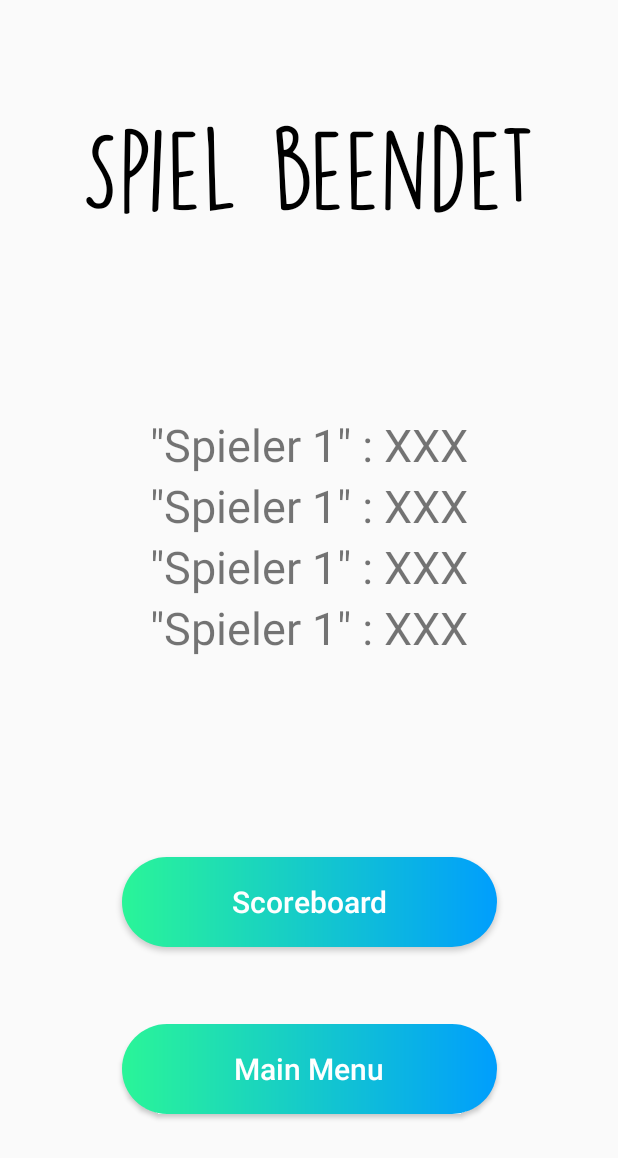
After one commit to UniRegensburg/abschlussprojekte-mobile-apps-fur-android-yahtzee-5, an Android app: the layout activity_game_over.xml on its own in the app's theme, with its tools: preview values and no code run, on a phone screen of 412 x 824 dp. The commit adds this screen. Shown: the top 1158 px of the screen. Run offline under Robolectric (Android 15) with nearby library versions, the phone set to English and light mode, and no system bars.

Commit message:
Layout für Start Activity überarbeitet, InsertNameActivity und GameOverActivity Layouts erstellt

```diff
--- /dev/null
+++ b/app/src/main/res/layout/activity_game_over.xml
@@ -0,0 +1,101 @@
+<?xml version="1.0" encoding="utf-8"?>
+<androidx.constraintlayout.widget.ConstraintLayout
+    xmlns:android="http://schemas.android.com/apk/res/android"
+    xmlns:app="http://schemas.android.com/apk/res-auto"
+    xmlns:tools="http://schemas.android.com/tools"
+    android:layout_width="match_parent"
+    android:layout_height="match_parent">
+
+    <TextView
+        android:layout_width="wrap_content"
+        android:layout_height="wrap_content"
+        android:layout_marginTop="70dp"
+        app:layout_constraintEnd_toEndOf="parent"
+        app:layout_constraintStart_toStartOf="parent"
+        app:layout_constraintTop_toTopOf="parent"
+
+        android:fontFamily="@font/kniffel_textart"
+        android:text="@string/game_over"
+        android:textColor="@android:color/black"
+        android:textSize="70sp" />
+
+    <TextView
+        android:id="@+id/textViewPlayer1"
+        android:layout_width="wrap_content"
+        android:layout_height="wrap_content"
+        app:layout_constraintBottom_toTopOf="@+id/textViewPlayer2"
+        app:layout_constraintEnd_toEndOf="parent"
+        app:layout_constraintStart_toStartOf="parent"
+
+        android:text="@string/game_over_names_filler"
+        android:textSize="30sp" />
+
+    <TextView
+        android:id="@+id/textViewPlayer2"
+        android:layout_width="wrap_content"
+        android:layout_height="wrap_content"
+        android:layout_marginBottom="150dp"
+        app:layout_constraintBottom_toBottomOf="parent"
+        app:layout_constraintEnd_toEndOf="parent"
+        app:layout_constraintStart_toStartOf="parent"
+        app:layout_constraintTop_toTopOf="parent"
+
+        android:text="@string/game_over_names_filler"
+        android:textSize="30sp" />
+
+    <TextView
+        android:id="@+id/textViewPlayer3"
+        android:layout_width="wrap_content"
+        android:layout_height="wrap_content"
+        app:layout_constraintEnd_toEndOf="parent"
+        app:layout_constraintStart_toStartOf="parent"
+        app:layout_constraintTop_toBottomOf="@+id/textViewPlayer2"
+
+        android:text="@string/game_over_names_filler"
+        android:textSize="30sp" />
+
+    <TextView
+        android:id="@+id/textViewPlayer4"
+        android:layout_width="wrap_content"
+        android:layout_height="wrap_content"
+        app:layout_constraintEnd_toEndOf="parent"
+        app:layout_constraintStart_toStartOf="parent"
+        app:layout_constraintTop_toBottomOf="@+id/textViewPlayer3"
+
+        android:text="@string/game_over_names_filler"
+        android:textSize="30sp" />
+
+    <Button
+        android:id="@+id/buttonShowScoreboard"
+        android:layout_width="250dp"
+        android:layout_height="60dp"
+        android:layout_marginBottom="60sp"
+        app:layout_constraintBottom_toBottomOf="parent"
+        app:layout_constraintEnd_toEndOf="parent"
+        app:layout_constraintStart_toStartOf="parent"
+        app:layout_constraintTop_toBottomOf="@+id/textViewPlayer4"
+
+        android:background="@drawable/custom_button4"
+        android:text="@string/button_scoreboard"
+        android:textAllCaps="false"
+        android:textColor="#FFFFFF"
+        android:textSize="20sp" />
+
+    <Button
+        android:id="@+id/buttonToMainMenu"
+        android:layout_width="250dp"
+        android:layout_height="60dp"
+        android:layout_marginBottom="30sp"
+        app:layout_constraintBottom_toBottomOf="parent"
+        app:layout_constraintEnd_toEndOf="parent"
+        app:layout_constraintStart_toStartOf="parent"
+        app:layout_constraintTop_toBottomOf="@+id/buttonShowScoreboard"
+
+        android:background="@drawable/custom_button4"
+        android:text="@string/button_main_menu"
+        android:textAllCaps="false"
+        android:textColor="#FFFFFF"
+        android:textSize="20sp" />
+
+
+</androidx.constraintlayout.widget.ConstraintLayout>
--- a/app/src/main/res/values/strings.xml
+++ b/app/src/main/res/values/strings.xml
@@ -3,4 +3,11 @@
     <string name="button_2players">2 Spieler</string>
     <string name="button_3players">3 Spieler</string>
     <string name="button_4players">4 Spieler</string>
+    <string name="insert_player_names_here">Namen des ersten Spielers hier eingeben.</string>
+    <string name="edit_text_for_players_names_filler">#Player1</string>
+    <string name="button_accept_player_name">Bestätigen</string>
+    <string name="game_over">Spiel beendet</string>
+    <string name="game_over_names_filler">\"Spieler 1\" : XXX</string>
+    <string name="button_scoreboard">Scoreboard</string>
+    <string name="button_main_menu">Main Menu</string>
 </resources>
```
Also changed, not shown: app/src/main/res/layout/activity_insert_name.xml (added, +65 -0 lines), app/src/main/res/layout/activity_main.xml (+11 -6 lines).
